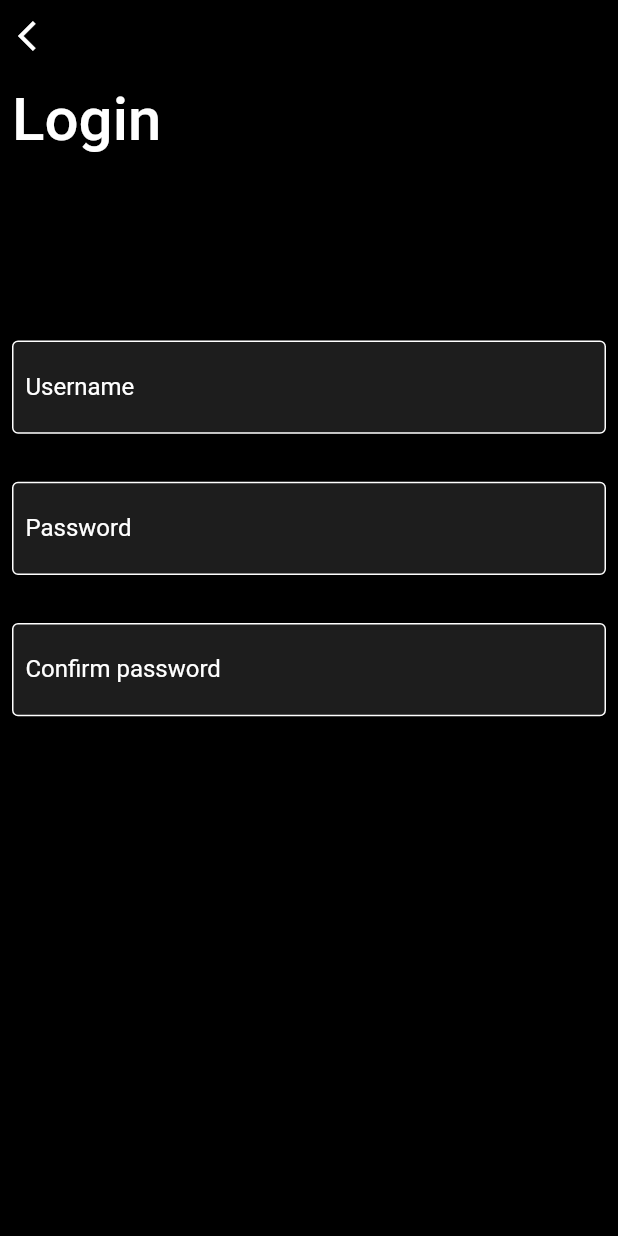
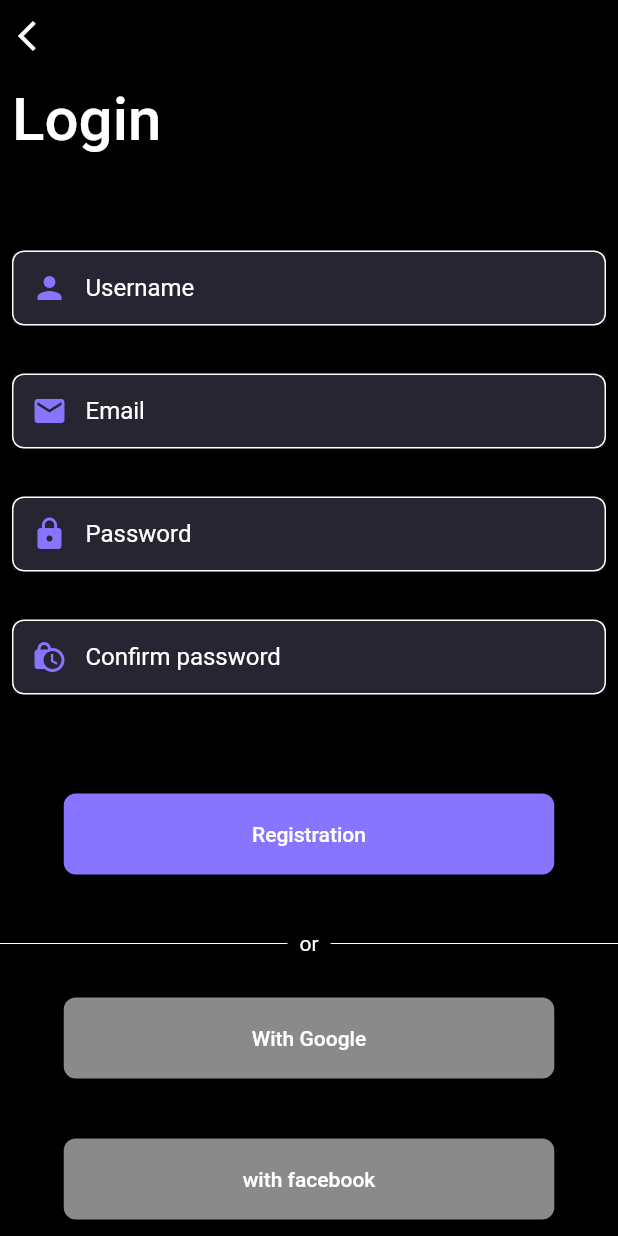
Before and after one commit to AliAltiyev/lite_book, a Flutter app: the screen it shows after launch, on a phone screen of 412 x 824 dp. Run offline on Flutter 3.47's test engine with Material 2 defaults, Android fonts, the phone set to English and light mode, and no system bars; our stand-ins replace get.

Commit message:
custimize ui elements and and textControllers in registration page

```diff
--- a/lite_book/lib/data/src/strings.dart
+++ b/lite_book/lib/data/src/strings.dart
@@ -24,3 +24,12 @@ const startScreenTitleText = 'Welcome to LiteBook';
 
 const login = 'Login';
 const createAccount = 'Create account';
+const alreadyHaveAccount = 'Already have an account? ';
+
+const username = 'Username';
+const password = 'Password';
+const email = 'Email';
+const confirmPassword = 'Confirm password';
+const or = 'or';
+
+const registration = 'Registration';
--- a/lite_book/lib/main.dart
+++ b/lite_book/lib/main.dart
@@ -3,7 +3,6 @@ import 'package:get/get.dart';
 import 'package:lite_book/routes/get_routes.dart';
 import 'package:lite_book/screens/add_task/add_task_controller.dart';
 import 'package:lite_book/screens/home/home_controller.dart';
-import 'package:lite_book/screens/onboarding/onboarding_first.dart';
 import 'package:lite_book/screens/registration/registration.dart';
 import 'package:lite_book/screens/registration/registration_controller.dart';
 import 'package:lite_book/screens/sign_in/sign_in_controller.dart';
--- a/lite_book/lib/screens/registration/registration.dart
+++ b/lite_book/lib/screens/registration/registration.dart
@@ -1,7 +1,11 @@
 import 'package:flutter/material.dart';
 import 'package:get/get.dart';
+import 'package:lite_book/data/src/colors.dart';
+import 'package:lite_book/data/src/strings.dart';
 import 'package:lite_book/screens/registration/registration_controller.dart';
+import 'package:lite_book/screens/sign_in/sign_in.dart';
 import 'package:lite_book/widgets/button/custom_back_icon_button.dart';
+import 'package:lite_book/widgets/button/custom_simple_button.dart';
 
 import '../../widgets/text_field/custom_text_field.dart';
 
@@ -10,6 +14,8 @@ class RegistrationPage extends GetWidget<RegistrationController> {
 
   @override
   Widget build(BuildContext context) {
+    final nav = Navigator.of(context);
+
     return Scaffold(
       backgroundColor: Colors.black,
       body: SafeArea(
@@ -17,14 +23,19 @@ class RegistrationPage extends GetWidget<RegistrationController> {
           child: Column(
             children: [
               CustomBackIconButton(
-                onPressed: () {},
+                onPressed: () {
+                  //!Navigation back
+                  if (nav.canPop()) {
+                    Navigator.pop(context);
+                  }
+                },
               ),
               Row(
                 children: const [
                   Padding(
                     padding: EdgeInsets.all(8.0),
                     child: Text(
-                      'Login',
+                      login,
                       textAlign: TextAlign.left,
                       style:
                           TextStyle(fontSize: 40, fontWeight: FontWeight.w500),
@@ -32,10 +43,56 @@ class RegistrationPage extends GetWidget<RegistrationController> {
                   ),
                 ],
               ),
-              SizedBox(
-                height: 100,
+              const SizedBox(
+                height: 40,
               ),
-              _buildTextFields()
+              _buildTextFields(),
+              const SizedBox(
+                height: 30,
+              ),
+              SimpleButton(
+                  onPressed: () {
+                    //!Add on press
+                  },
+                  text: registration,
+                  color: mainAppColor),
+              const SizedBox(
+                height: 10,
+              ),
+              _buildButtonDividers(),
+              SimpleButton(
+                  onPressed: () {
+                    //!Add on press
+                  },
+                  text: 'With Google',
+                  color: Colors.white54),
+              SimpleButton(
+                  onPressed: () {
+                    //!Add on press
+                  },
+                  text: 'with facebook',
+                  color: Colors.white54),
+
+              //? Rich text Already do you have account
+              GestureDetector(
+                onTap: () {
+                  //!Navigation
+                  Navigator.of(context).push(MaterialPageRoute(
+                      builder: (context) => const SignInPage()));
+                },
+                child: RichText(
+                    textAlign: TextAlign.center,
+                    text: const TextSpan(children: [
+                      TextSpan(
+                          text: alreadyHaveAccount,
+                          style: TextStyle(color: Colors.white24)),
+                      TextSpan(
+                          text: login,
+                          style: TextStyle(
+                            fontWeight: FontWeight.w900,
+                          )),
+                    ])),
+              )
             ],
           ),
         ),
@@ -47,20 +104,48 @@ class RegistrationPage extends GetWidget<RegistrationController> {
     return Column(
       children: [
         CustomTextField(
-          labelText: 'Username',
+          labelText: username,
           preffix: Icons.person,
-          textEditingController: TextEditingController(),
+          textEditingController: controller.userNameTextController,
+          obsecureText: false,
         ),
         CustomTextField(
-          labelText: 'Password',
-          preffix: Icons.lock,
-          textEditingController: TextEditingController(),
+          labelText: email,
+          preffix: Icons.email,
+          textEditingController: controller.emailNameTextController,
+          obsecureText: false,
         ),
         CustomTextField(
-          labelText: 'Confirm password',
+          labelText: password,
+          preffix: Icons.lock,
+          textEditingController: controller.passwordTextController,
+          obsecureText: true,
+        ),
+        CustomTextField(
+          labelText: confirmPassword,
           preffix: Icons.lock_clock,
-          textEditingController: TextEditingController(),
-        )
+          textEditingController: controller.confirmPasswordTextController,
+          obsecureText: true,
+        ),
+      ],
+    );
+  }
+
+  Row _buildButtonDividers() {
+    return Row(
+      children: const [
+        Expanded(
+            child: Divider(
+          color: Colors.white,
+        )),
+        Padding(
+          padding: EdgeInsets.all(8.0),
+          child: Text(or),
+        ),
+        Expanded(
+            child: Divider(
+          color: Colors.white,
+        )),
       ],
     );
   }
--- a/lite_book/lib/screens/registration/registration_controller.dart
+++ b/lite_book/lib/screens/registration/registration_controller.dart
@@ -1,3 +1,10 @@
+import 'package:flutter/material.dart';
 import 'package:get/get_state_manager/src/simple/get_controllers.dart';
 
-class RegistrationController extends GetxController {}
+class RegistrationController extends GetxController {
+  final TextEditingController userNameTextController = TextEditingController();
+  final TextEditingController emailNameTextController = TextEditingController();
+  final TextEditingController passwordTextController = TextEditingController();
+  final TextEditingController confirmPasswordTextController =
+      TextEditingController();
+}
--- a/lite_book/lib/screens/sign_in/sign_in.dart
+++ b/lite_book/lib/screens/sign_in/sign_in.dart
@@ -9,6 +9,14 @@ class SignInPage extends GetWidget<SignInController> {
 
   @override
   Widget build(BuildContext context) {
-    return const Placeholder();
+    return Scaffold(
+      appBar: AppBar(),
+      body: SafeArea(
+        child: Column(
+          mainAxisAlignment: MainAxisAlignment.center,
+          children: const [Text('Sign in page')],
+        ),
+      ),
+    );
   }
 }
--- a/lite_book/lib/widgets/button/custom_simple_button.dart
+++ b/lite_book/lib/widgets/button/custom_simple_button.dart
@@ -1,6 +1,4 @@
 import 'package:flutter/material.dart';
-import 'package:flutter/src/widgets/framework.dart';
-import 'package:flutter/src/widgets/placeholder.dart';
 
 class SimpleButton extends StatelessWidget {
   const SimpleButton(
--- a/lite_book/lib/widgets/text_field/custom_text_field.dart
+++ b/lite_book/lib/widgets/text_field/custom_text_field.dart
@@ -1,15 +1,18 @@
 import 'package:flutter/material.dart';
+import 'package:lite_book/data/src/colors.dart';
 
 class CustomTextField extends StatelessWidget {
   const CustomTextField(
       {super.key,
       required this.preffix,
       required this.labelText,
-      required this.textEditingController});
+      required this.textEditingController,
+      required this.obsecureText});
 
   final IconData preffix;
   final String labelText;
   final TextEditingController textEditingController;
+  final bool obsecureText;
 
   @override
   Widget build(BuildContext context) {
@@ -17,20 +20,27 @@ class CustomTextField extends StatelessWidget {
       padding: const EdgeInsets.symmetric(vertical: 16, horizontal: 8),
       child: Container(
         decoration: BoxDecoration(
+          boxShadow: [
+            BoxShadow(color: mainAppColor.withOpacity(0.1)),
+          ],
           border: Border.all(color: Colors.white, width: 1),
-          borderRadius: const BorderRadius.all(
-            Radius.circular(4),
-          ),
-          color: Color(0xff1D1D1D),
+          borderRadius: const BorderRadius.all(Radius.circular(8)),
         ),
         child: TextField(
+          textInputAction: TextInputAction.next,
+          obscureText: obsecureText,
           autocorrect: true,
           decoration: InputDecoration(
-              contentPadding: const EdgeInsets.all(8),
+              fillColor: Colors.white.withOpacity(0.1),
+              filled: true,
+              contentPadding: const EdgeInsets.all(4),
               labelStyle: const TextStyle(color: Colors.white),
               label: Text(labelText),
               border: InputBorder.none,
-              prefix: Icon(preffix)),
+              prefixIcon: Icon(
+                preffix,
+                color: mainAppColor,
+              )),
         ),
       ),
     );
```
